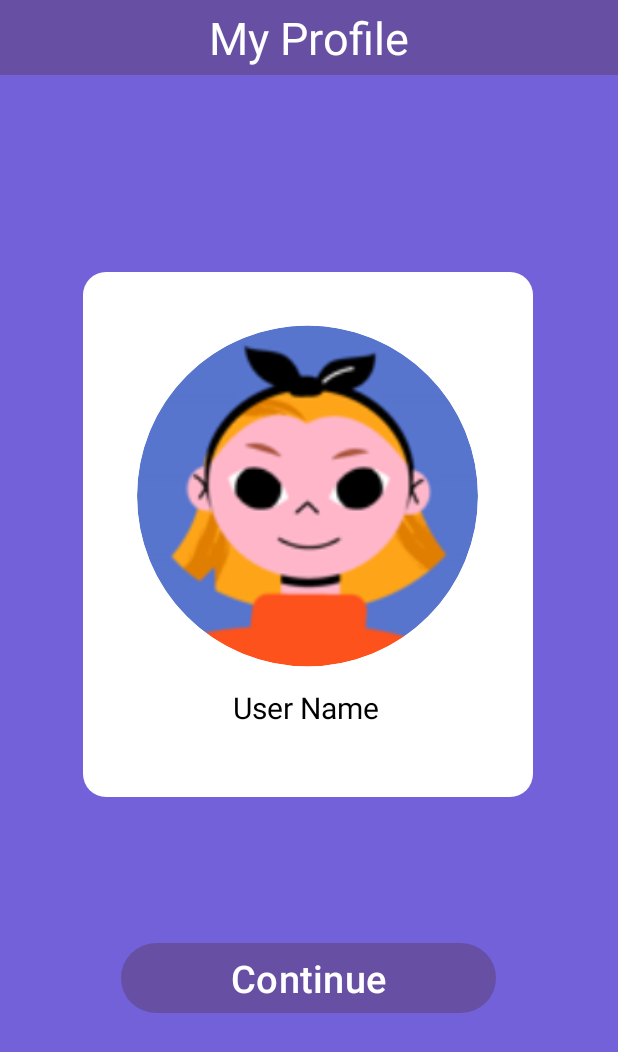
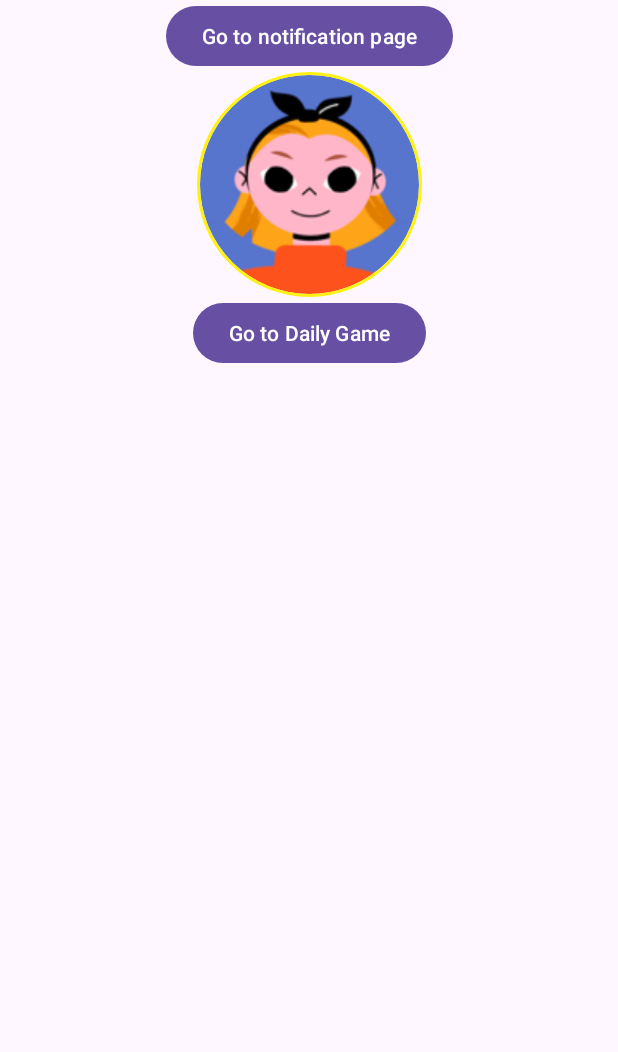
Before and after one commit to sh0utTMMM/MindfulU, an Android app built with Jetpack Compose: the CharacterActivity screen opened directly, with no data from a screen before it, on a phone screen of 412 x 824 dp. Shown: the top 1052 px of the screen. Run offline under Robolectric (Android 15) with nearby library versions, the phone set to English and light mode, and no system bars; our stand-ins replace CircleImageView.

Commit message:
Added Game test button

```diff
--- a/app/src/main/AndroidManifest.xml
+++ b/app/src/main/AndroidManifest.xml
@@ -1,8 +1,6 @@
 <?xml version="1.0" encoding="utf-8"?>
 <manifest xmlns:android="http://schemas.android.com/apk/res/android"
     xmlns:tools="http://schemas.android.com/tools">
-
-    <uses-permission android:name="android.permission.POST_NOTIFICATIONS"/>
 
     <application
         android:allowBackup="true"
@@ -21,6 +19,7 @@
         <activity android:name=".FourthQuestion" />
         <activity android:name=".NotificationPage" />
         <activity android:name=".FirstQuestion" />
+        <activity android:name=".DailyGame" />
 
         <activity
             android:name=".LogInPage"
--- a/app/src/main/java/com/example/mooddetection/CharacterActivity.kt
+++ b/app/src/main/java/com/example/mooddetection/CharacterActivity.kt
@@ -1,11 +1,11 @@
 package com.example.mooddetection
 
 import android.content.Intent
-import android.media.Image
 import android.os.Bundle
 import android.widget.Button
 import android.widget.ImageView
 import androidx.appcompat.app.AppCompatActivity
+import com.example.mooddetection.DailyGame
 
 class CharacterActivity : AppCompatActivity() {
     override fun onCreate(savedInstanceState: Bundle?) {
@@ -13,14 +13,19 @@ class CharacterActivity : AppCompatActivity() {
         setContentView(R.layout.character)
         val b = intent.extras
 
+        val goToDailyGameButton = findViewById<Button>(R.id.goToDailyGame)
+        goToDailyGameButton.setOnClickListener {
+            val intent = Intent(this@CharacterActivity, DailyGame::class.java)
+            startActivity(intent)
+        }
 
-        val ImgCharacter = findViewById<ImageView>(R.id.myCharacter);
-        if (b !== null) {
+        val ImgCharacter = findViewById<ImageView>(R.id.myCharacter)
+        if (b != null) {
             ImgCharacter.setImageResource(b.getInt("imagePath"))
         }
 
         findViewById<Button>(R.id.goToNotification).setOnClickListener {
-            val intent = Intent(this, NotificationPage::class.java)
+            val intent = Intent(this, com.example.mooddetection.NotificationPage::class.java)
             startActivity(intent)
         }
     }
--- a/app/src/main/res/layout/character.xml
+++ b/app/src/main/res/layout/character.xml
@@ -1,98 +1,47 @@
 <?xml version="1.0" encoding="utf-8"?>
-<androidx.constraintlayout.widget.ConstraintLayout xmlns:android="http://schemas.android.com/apk/res/android"
+<androidx.constraintlayout.widget.ConstraintLayout
+    xmlns:android="http://schemas.android.com/apk/res/android"
     xmlns:app="http://schemas.android.com/apk/res-auto"
     xmlns:tools="http://schemas.android.com/tools"
     android:layout_width="match_parent"
     android:layout_height="match_parent"
-    android:background="@color/purple"
     tools:context=".CharacterActivity">
 
-    <LinearLayout
-        android:layout_width="match_parent"
-        android:layout_height="50dp"
-        android:background="@color/purple_button"
-        android:gravity="center"
-        app:layout_constraintBottom_toBottomOf="parent"
+    <Button
+        android:id="@+id/goToNotification"
+        android:layout_width="wrap_content"
+        android:layout_height="wrap_content"
+        android:text="Go to notification page"
+        app:layout_constraintTop_toTopOf="parent"
+        app:layout_constraintTop_toBottomOf="@id/myCharacter"
         app:layout_constraintStart_toStartOf="parent"
-        app:layout_constraintTop_toTopOf="parent"
-        app:layout_constraintVertical_bias="0.0">
-
-        <TextView
-            android:id="@+id/textView2"
-            android:layout_width="150dp"
-            android:layout_height="68dp"
-            android:gravity="center"
-            android:text="My Profile"
-            android:textColor="@color/white"
-            android:textSize="30dp"
-            app:layout_constraintBottom_toBottomOf="parent"
         app:layout_constraintEnd_toEndOf="parent"
-            app:layout_constraintHorizontal_bias="0.498"
-            app:layout_constraintStart_toStartOf="parent"
-            app:layout_constraintTop_toTopOf="parent"
-            app:layout_constraintVertical_bias="0.004" />
-    </LinearLayout>
-
-    <LinearLayout
-        android:id="@+id/linearLayout"
-        android:layout_width="300dp"
-        android:layout_height="350dp"
-        android:background="@drawable/background_white"
-        android:gravity="center"
-        android:orientation="vertical"
-        app:layout_constraintBottom_toBottomOf="parent"
-        app:layout_constraintEnd_toEndOf="parent"
-        app:layout_constraintHorizontal_bias="0.495"
-        app:layout_constraintStart_toStartOf="parent"
-        app:layout_constraintTop_toTopOf="parent"
-        app:layout_constraintVertical_bias="0.383">
+        app:layout_constraintVertical_bias="0.4"
+        app:layout_constraintHorizontal_bias="0.5" />
 
     <de.hdodenhof.circleimageview.CircleImageView
         android:id="@+id/myCharacter"
-            android:layout_width="231dp"
-            android:layout_height="244dp"
+        android:layout_width="150dp"
+        android:layout_height="150dp"
         android:background="@android:color/transparent"
         android:src="@drawable/img1"
-            app:civ_border_color="#FFFFFF"
+        app:civ_border_color="#FFF111"
         app:civ_border_width="2dp"
-            app:layout_constraintBottom_toBottomOf="parent"
+        app:layout_constraintTop_toBottomOf="@id/goToNotification"
+        app:layout_constraintStart_toStartOf="parent"
         app:layout_constraintEnd_toEndOf="parent"
-            app:layout_constraintHorizontal_bias="0.498"
-            app:layout_constraintStart_toStartOf="parent"
-            app:layout_constraintTop_toTopOf="parent"
-            app:layout_constraintVertical_bias="0.249" />
-
-        <TextView
-            android:id="@+id/textView"
-            android:layout_width="116dp"
-            android:layout_height="46dp"
-            android:layout_marginLeft="8dp"
-            android:layout_marginTop="5dp"
-            android:text="User Name"
-            android:textColor="@color/black"
-            android:textSize="20dp"
-            app:layout_constraintBottom_toBottomOf="parent"
-            app:layout_constraintEnd_toEndOf="parent"
-            app:layout_constraintHorizontal_bias="0.498"
-            app:layout_constraintStart_toStartOf="parent"
-            app:layout_constraintTop_toTopOf="parent"
-            app:layout_constraintVertical_bias="0.005" />
-
-    </LinearLayout>
+        app:layout_constraintVertical_bias="0.3"
+        app:layout_constraintHorizontal_bias="0.5" />
 
     <Button
-        android:id="@+id/goToNotification"
-        android:layout_width="250dp"
+        android:id="@+id/goToDailyGame"
+        android:layout_width="wrap_content"
         android:layout_height="wrap_content"
-        android:text="Continue"
-        android:textSize="25dp"
-        app:layout_constraintBottom_toBottomOf="parent"
+        android:text="Go to Daily Game"
+        app:layout_constraintTop_toBottomOf="@id/myCharacter"
+        app:layout_constraintStart_toStartOf="parent"
         app:layout_constraintEnd_toEndOf="parent"
-        app:layout_constraintHorizontal_bias="0.496"
-        app:layout_constraintStart_toStartOf="parent"
-        app:layout_constraintTop_toTopOf="parent"
-        app:layout_constraintVertical_bias="0.812" />
-
-
+        app:layout_constraintVertical_bias="0.4"
+        app:layout_constraintHorizontal_bias="0.5" />
 
 </androidx.constraintlayout.widget.ConstraintLayout>
--- a/build.gradle
+++ b/build.gradle
@@ -6,5 +6,5 @@ buildscript {
 plugins {
     id 'com.android.application' version '8.0.0' apply false
     id 'com.android.library' version '8.0.0' apply false
-    id 'org.jetbrains.kotlin.android' version '1.8.0' apply false
+    id 'org.jetbrains.kotlin.android' version '1.7.20' apply false
 }
```
Also changed, not shown: app/build.gradle (+35 -14 lines), app/src/main/java/com/example/mooddetection/DailyGame.kt (added, +282 -0 lines), gradle.properties (line endings or trailing spaces), 1 other file. Lines whose indentation alone changed are shown as unchanged.
